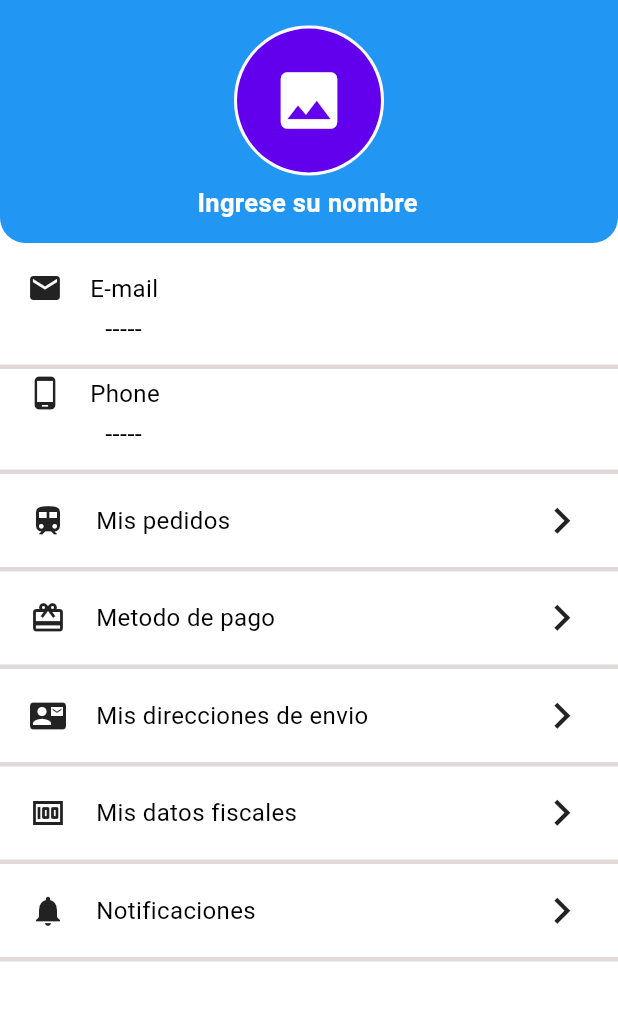
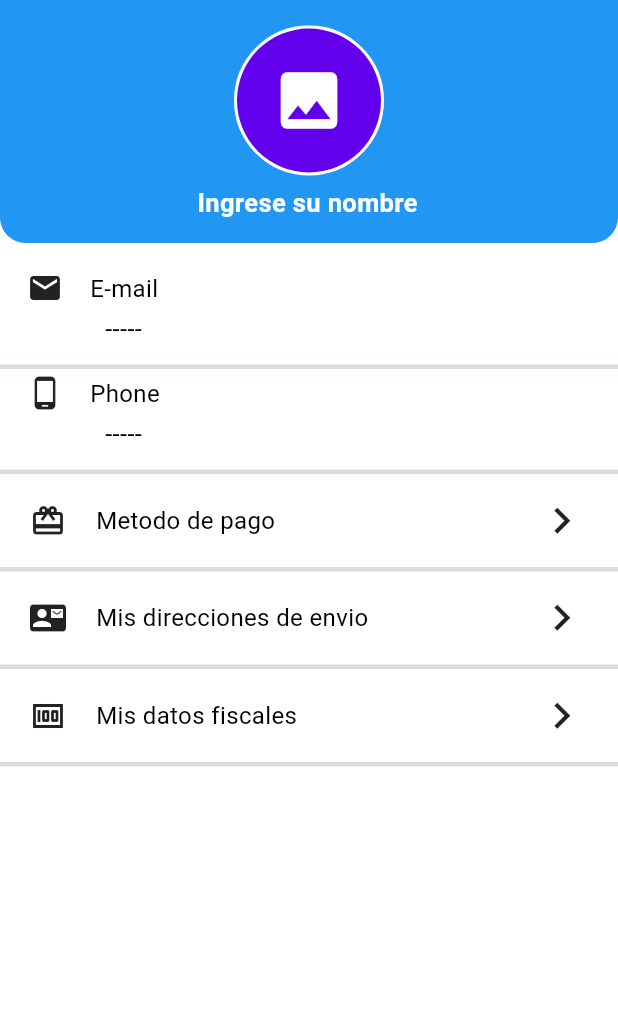
Before and after one commit to roxanaisadora/drawer_flutter, a Flutter app: the MyPerfilScreen screen opened directly, on a phone screen of 412 x 824 dp, the part 63-1084 px from its top. Run offline on Flutter 3.47's test engine with Material 2 defaults, Android fonts, the phone set to English and light mode, and no system bars; our stand-ins replace font_awesome_flutter, quickalert, rflutter_alert, shared_preferences; accounts and stored records are empty.

Commit message:
update profile

```diff
--- a/lib/screens/config_screen.dart
+++ b/lib/screens/config_screen.dart
@@ -6,6 +6,7 @@ import 'package:sesion_09/preferences/preference.dart';
 import 'package:sesion_09/providers/theme_provider.dart';
 import 'package:sesion_09/widgets/index.dart';
 import 'package:font_awesome_flutter/font_awesome_flutter.dart';
+import 'package:quickalert/quickalert.dart';
 
 class SettingWidget extends StatefulWidget {
   const SettingWidget({super.key});
@@ -157,6 +158,11 @@ class _SettingWidgetState extends State<SettingWidget> {
                 color: Colors.blueAccent,
                 child: const Text('Guardar', style: TextStyle(color: Colors.white, fontSize: 20),),
                 onPressed: (){
+                  QuickAlert.show(
+                context: context,
+                type: QuickAlertType.success,
+                text: 'Se ha guardado sus datos',
+                );
                   guardar();
                 })
             ],
--- a/lib/screens/help/atention.dart
+++ b/lib/screens/help/atention.dart
@@ -1,5 +1,7 @@
 import 'package:flutter/material.dart';
 import 'package:sesion_09/widgets/index.dart';
+import 'package:quickalert/quickalert.dart';
+
 
 class Atention extends StatelessWidget {
   const Atention({super.key});
@@ -71,10 +73,16 @@ class Atention extends StatelessWidget {
             ),
             MaterialButton(
               color: Colors.blue,
-              onPressed: () {},
+              onPressed: () {
+                QuickAlert.show(
+                context: context,
+                type: QuickAlertType.success,
+                text: 'Mensaje enviado',
+                );
+              },
               child: const Text('Enviar solicitud',style: TextStyle(color: Colors.white)),
               ),
-            const SizedBox(height: 10,)
+            const SizedBox(height: 30,)
           ],
         )
       ),
--- a/lib/screens/miperfil_screen.dart
+++ b/lib/screens/miperfil_screen.dart
@@ -144,141 +144,48 @@ class MyPerfilScreen extends StatelessWidget {
                       thickness:3,
                       color:Color.fromARGB(255, 224, 217, 217)
                     ),
-                    Padding(
-                      padding: const EdgeInsets.only(right: 20, left: 20),
-                      child: InkWell(
-                        onTap: () {},
-                        child: SizedBox(
-                                width: double.infinity,
-                                height: 60,
-                                child: Row(
-                                  mainAxisAlignment: MainAxisAlignment.spaceBetween,
-                                  children: [
-                                    Row(children: const[
-                                    Icon(Icons.train),
-                                    SizedBox(width: 20,),
-                                    Text('Mis pedidos', style: TextStyle(fontSize: 16),),
-                                    ],),
-                                    const Icon(Icons.keyboard_arrow_right, size: 35,),
-                                  ],
-                                ),
-                              ),
+                    CardProfile(
+                      icon:const Icon(Icons.card_giftcard),
+                      title:'Metodo de pago',
+                      onTap: () {
+                          Navigator.push(context, MaterialPageRoute(
+                          builder: (context)=> const PayProfile(),
+                          ),);
+                        },
                       ),
-                    ),
                     const Divider(
                       height:5,
                       thickness:3,
                       color:Color.fromARGB(255, 224, 217, 217)
                     ),
-                    Padding(
-                      padding: const EdgeInsets.only(right: 20, left: 20),
-                      child: InkWell(
-                        onTap: () {
+                    CardProfile(
+                      icon:const Icon(Icons.contact_mail),
+                      title:'Mis direcciones de envio',
+                      onTap: () {
                           Navigator.push(context, MaterialPageRoute(
-                  builder: (context)=> const PayProfile(),
-                  ),);
+                          builder: (context)=> const PayProfile(),
+                          ),);
                         },
-                        child: SizedBox(
-                                width: double.infinity,
-                                height: 60,
-                                child: Row(
-                                  mainAxisAlignment: MainAxisAlignment.spaceBetween,
-                                  children: [
-                                    Row(children: const[
-                                    Icon(Icons.card_giftcard),
-                                    SizedBox(width: 20,),
-                                    Text('Metodo de pago', style: TextStyle(fontSize: 16),),
-                                    ],),
-                                    const Icon(Icons.keyboard_arrow_right, size: 35,),
-                                  ],
-                                ),
-                              ),
                       ),
-                    ),
                     const Divider(
                       height:5,
                       thickness:3,
                       color:Color.fromARGB(255, 224, 217, 217)
                     ),
-                    Padding(
-                      padding: const EdgeInsets.only(right: 20, left: 20),
-                      child: InkWell(
-                        onTap: () {},
-                        child: SizedBox(
-                                width: double.infinity,
-                                height: 60,
-                                child: Row(
-                                  mainAxisAlignment: MainAxisAlignment.spaceBetween,
-                                  children: [
-                                    Row(children: const[
-                                    Icon(Icons.contact_mail),
-                                    SizedBox(width: 20,),
-                                    Text('Mis direcciones de envio', style: TextStyle(fontSize: 16),),
-                                    ],),
-                                    const Icon(Icons.keyboard_arrow_right, size: 35,),
-                                  ],
-                                ),
-                              ),
+                    CardProfile(
+                      icon:const Icon(Icons.money),
+                      title:'Mis datos fiscales',
+                      onTap: () {
+                          Navigator.push(context, MaterialPageRoute(
+                          builder: (context)=> const PayProfile(),
+                          ),);
+                        },
                       ),
-                    ),
                     const Divider(
                       height:5,
                       thickness:3,
                       color:Color.fromARGB(255, 224, 217, 217)
                     ),
-                    Padding(
-                      padding: const EdgeInsets.only(right: 20, left: 20),
-                      child: InkWell(
-                        onTap: () {},
-                        child: SizedBox(
-                                width: double.infinity,
-                                height: 60,
-                                child: Row(
-                                  mainAxisAlignment: MainAxisAlignment.spaceBetween,
-                                  children: [
-                                    Row(children: const[
-                                    Icon(Icons.money),
-                                    SizedBox(width: 20,),
-                                    Text('Mis datos fiscales', style: TextStyle(fontSize: 16),),
-                                    ],),
-                                    const Icon(Icons.keyboard_arrow_right, size: 35,),
-                                  ],
-                                ),
-                              ),
-                      ),
-                    ),
-                    const Divider(
-                      height:5,
-                      thickness:3,
-                      color:Color.fromARGB(255, 224, 217, 217)
-                    ),
-                    Padding(
-                      padding: const EdgeInsets.only(right: 20, left: 20),
-                      child: InkWell(
-                        onTap: () {},
-                        child: SizedBox(
-                                width: double.infinity,
-                                height: 60,
-                                child: Row(
-                                  mainAxisAlignment: MainAxisAlignment.spaceBetween,
-                                  children: [
-                                    Row(children: const[
-                                    Icon(Icons.notifications),
-                                    SizedBox(width: 20,),
-                                    Text('Notificaciones', style: TextStyle(fontSize: 16),),
-                                    ],),
-                                    const Icon(Icons.keyboard_arrow_right, size: 35,),
-                                  ],
-                                ),
-                              ),
-                      ),
-                    ),
-                    const Divider(
-                      height:5,
-                      thickness:3,
-                      color:Color.fromARGB(255, 224, 217, 217)
-                    ),
-
                   ],
                 )
               )
--- a/lib/screens/navigationhome.dart
+++ b/lib/screens/navigationhome.dart
@@ -16,7 +16,6 @@ class _NavigationScreanState extends State<NavigationScrean> {
     Homescreen(),
     Text('1'),
     Text('2'),
-    Text('4'),
     MyPerfilScreen()
   ];
 
@@ -41,7 +40,6 @@ class _NavigationScreanState extends State<NavigationScrean> {
         items:[
           const BottomNavigationBarItem(icon: FaIcon(FontAwesomeIcons.house, color: Colors.white), label: 'Inicio'),
           const BottomNavigationBarItem(icon: FaIcon(FontAwesomeIcons.carSide, color: Colors.white), label: 'Categoria'),
-          const BottomNavigationBarItem(icon: FaIcon(FontAwesomeIcons.bagShopping, color: Colors.white), label: 'Pedidos'),
           const BottomNavigationBarItem(icon: FaIcon(FontAwesomeIcons.heart, color: Colors.white), label: 'favoritos'),
           const BottomNavigationBarItem(icon: FaIcon(FontAwesomeIcons.user, color: Colors.white), label: 'Mi cuenta'),
         ],
--- a/lib/widgets/customdrawer.dart
+++ b/lib/widgets/customdrawer.dart
@@ -80,7 +80,7 @@ class CustomWidgetHome extends StatelessWidget {
                       color:Color.fromARGB(255, 224, 217, 217)
                     ),
           ListTile(
-            leading: const Icon(Icons.call),
+            leading: const Icon(Icons.face),
             minLeadingWidth : 10,
             title:const Text('Atención al cliente'),
             onTap: (){
@@ -88,7 +88,7 @@ class CustomWidgetHome extends StatelessWidget {
             },
           ),
           ListTile(
-            leading: const Icon(Icons.question_answer),
+            leading: const Icon(Icons.help),
             minLeadingWidth : 10,
             title:const Text('Preguntas frecuentes'),
             onTap: (){
@@ -96,7 +96,7 @@ class CustomWidgetHome extends StatelessWidget {
             },
           ),
           ListTile(
-            leading: const Icon(Icons.call_end),
+            leading: const Icon(Icons.call),
             minLeadingWidth : 10,
             title:const Text('Contacto'),
             onTap: (){
@@ -112,7 +112,7 @@ class CustomWidgetHome extends StatelessWidget {
             },
           ),
           ListTile(
-            leading: const Icon(Icons.question_mark_outlined),
+            leading: const Icon(Icons.error),
             minLeadingWidth : 10,
             title:const Text('Acerca de Shine Clothes'),
             onTap: (){
@@ -125,7 +125,7 @@ class CustomWidgetHome extends StatelessWidget {
                       color:Color.fromARGB(255, 224, 217, 217)
                     ),
           ListTile(
-            leading: const Icon(Icons.offline_bolt),
+            leading: const Icon(Icons.highlight_off),
             minLeadingWidth : 10,
             title:const Text('Cerrar sesion'),
             onTap: (){
--- a/lib/widgets/index.dart
+++ b/lib/widgets/index.dart
@@ -6,3 +6,4 @@ export 'package:sesion_09/widgets/helpwidget/textfieldhelp.dart';
 export 'package:sesion_09/widgets/helpwidget/question.dart';
 export 'package:sesion_09/widgets/helpwidget/modalscreen.dart';
 export 'package:sesion_09/widgets/helpwidget/card.dart';
+export 'package:sesion_09/widgets/profile/cardprofile.dart';
--- /dev/null
+++ b/lib/widgets/profile/cardprofile.dart
@@ -0,0 +1,33 @@
+import 'package:flutter/material.dart';
+
+class CardProfile extends StatelessWidget {
+  final String? title;
+  final Widget? icon;
+  final Function? onTap;
+  const CardProfile({super.key, this.title, this.icon, this.onTap});
+
+  @override
+  Widget build(BuildContext context) {
+    return Padding(
+            padding: const EdgeInsets.only(right: 20, left: 20),
+            child: InkWell(
+              onTap: ()=> onTap!(),
+              child: SizedBox(
+                      width: double.infinity,
+                      height: 60,
+                      child: Row(
+                        mainAxisAlignment: MainAxisAlignment.spaceBetween,
+                        children: [
+                          Row(children: [
+                          icon!,
+                          const SizedBox(width: 20,),
+                          Text(title!, style: const TextStyle(fontSize: 16),),
+                          ],),
+                          const Icon(Icons.keyboard_arrow_right, size: 35,),
+                        ],
+                      ),
+                    ),
+            ),
+          );
+  }
+}
--- a/pubspec.yaml
+++ b/pubspec.yaml
@@ -41,7 +41,7 @@ dependencies:
   provider: ^6.0.4
   carousel_slider: ^4.1.1
   rflutter_alert: ^2.0.4
-  full_screen_menu: ^1.0.0
+  quickalert: ^1.0.0
 
 dev_dependencies:
   flutter_test:
```
Also changed, not shown: pubspec.lock.
